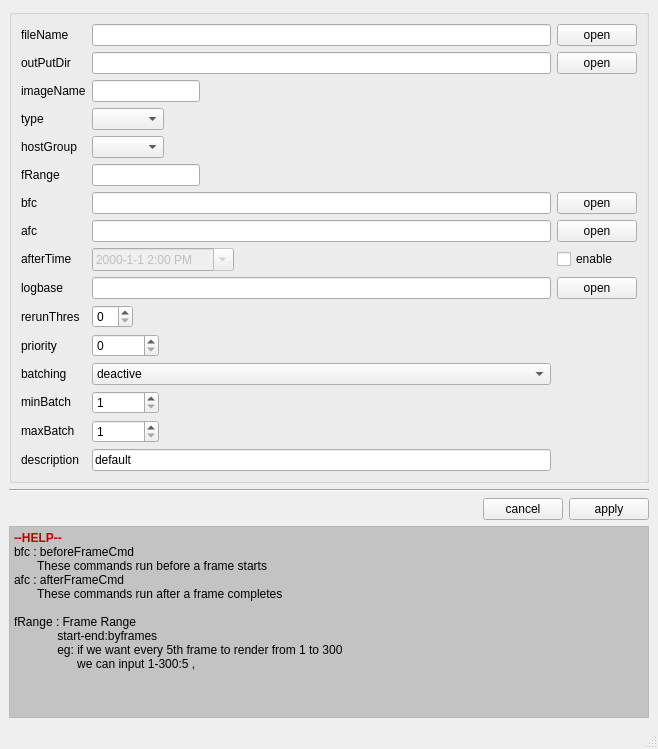
First picture: the form in rbhusUI/lib/rbhusEditMod.ui, repository aumanimationstudios/rbhus, before the edit.
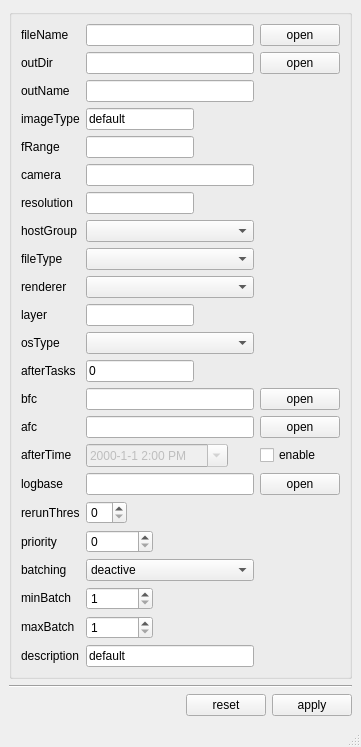
Second picture: the form after the edit.

Patch:
```diff
--- a/rbhusUI/lib/rbhusEditMod.ui
+++ b/rbhusUI/lib/rbhusEditMod.ui
@@ -6,8 +6,8 @@
    <rect>
     <x>0</x>
     <y>0</y>
-    <width>658</width>
-    <height>683</height>
+    <width>361</width>
+    <height>660</height>
    </rect>
   </property>
   <property name="windowTitle">
@@ -24,7 +24,33 @@
        <string/>
       </property>
       <layout class="QGridLayout" name="gridLayout_2">
-       <item row="8" column="1">
+       <item row="16" column="0">
+        <widget class="QLabel" name="labelAfc">
+         <property name="sizePolicy">
+          <sizepolicy hsizetype="Maximum" vsizetype="Fixed">
+           <horstretch>0</horstretch>
+           <verstretch>0</verstretch>
+          </sizepolicy>
+         </property>
+         <property name="text">
+          <string>afc          </string>
+         </property>
+        </widget>
+       </item>
+       <item row="17" column="0">
+        <widget class="QLabel" name="labelAfterTime">
+         <property name="sizePolicy">
+          <sizepolicy hsizetype="Maximum" vsizetype="Fixed">
+           <horstretch>0</horstretch>
+           <verstretch>0</verstretch>
+          </sizepolicy>
+         </property>
+         <property name="text">
+          <string>afterTime </string>
+         </property>
+        </widget>
+       </item>
+       <item row="17" column="1">
         <widget class="QDateTimeEdit" name="afterTimeEdit">
          <property name="enabled">
           <bool>false</bool>
@@ -53,66 +79,7 @@
          </property>
         </widget>
        </item>
-       <item row="12" column="0">
-        <widget class="QLabel" name="labelBatching">
-         <property name="sizePolicy">
-          <sizepolicy hsizetype="Maximum" vsizetype="Fixed">
-           <horstretch>0</horstretch>
-           <verstretch>0</verstretch>
-          </sizepolicy>
-         </property>
-         <property name="text">
-          <string>batching</string>
-         </property>
-        </widget>
-       </item>
-       <item row="14" column="0">
-        <widget class="QLabel" name="labelMaxBatch">
-         <property name="sizePolicy">
-          <sizepolicy hsizetype="Maximum" vsizetype="Fixed">
-           <horstretch>0</horstretch>
-           <verstretch>0</verstretch>
-          </sizepolicy>
-         </property>
-         <property name="text">
-          <string>maxBatch</string>
-         </property>
-        </widget>
-       </item>
-       <item row="7" column="1">
-        <widget class="QLineEdit" name="lineEditAfc">
-         <property name="sizePolicy">
-          <sizepolicy hsizetype="MinimumExpanding" vsizetype="Fixed">
-           <horstretch>0</horstretch>
-           <verstretch>0</verstretch>
-          </sizepolicy>
-         </property>
-        </widget>
-       </item>
-       <item row="11" column="1">
-        <widget class="QSpinBox" name="spinPriority">
-         <property name="sizePolicy">
-          <sizepolicy hsizetype="Maximum" vsizetype="Fixed">
-           <horstretch>0</horstretch>
-           <verstretch>0</verstretch>
-          </sizepolicy>
-         </property>
-         <property name="maximum">
-          <number>999999999</number>
-         </property>
-        </widget>
-       </item>
-       <item row="2" column="1">
-        <widget class="QLineEdit" name="lineEditImageName">
-         <property name="sizePolicy">
-          <sizepolicy hsizetype="Maximum" vsizetype="Fixed">
-           <horstretch>0</horstretch>
-           <verstretch>0</verstretch>
-          </sizepolicy>
-         </property>
-        </widget>
-       </item>
-       <item row="11" column="0">
+       <item row="20" column="0">
         <widget class="QLabel" name="labelPriority">
          <property name="sizePolicy">
           <sizepolicy hsizetype="Maximum" vsizetype="Preferred">
@@ -125,7 +92,7 @@
          </property>
         </widget>
        </item>
-       <item row="9" column="0">
+       <item row="18" column="0">
         <widget class="QLabel" name="labelLogbase">
          <property name="sizePolicy">
           <sizepolicy hsizetype="Maximum" vsizetype="Fixed">
@@ -138,7 +105,7 @@
          </property>
         </widget>
        </item>
-       <item row="7" column="2">
+       <item row="16" column="2">
         <widget class="QPushButton" name="pushAfc">
          <property name="sizePolicy">
           <sizepolicy hsizetype="Maximum" vsizetype="Fixed">
@@ -151,68 +118,6 @@
          </property>
         </widget>
        </item>
-       <item row="3" column="1">
-        <widget class="QComboBox" name="comboType">
-         <property name="sizePolicy">
-          <sizepolicy hsizetype="Fixed" vsizetype="Fixed">
-           <horstretch>0</horstretch>
-           <verstretch>0</verstretch>
-          </sizepolicy>
-         </property>
-        </widget>
-       </item>
-       <item row="7" column="0">
-        <widget class="QLabel" name="labelAfc">
-         <property name="sizePolicy">
-          <sizepolicy hsizetype="Maximum" vsizetype="Fixed">
-           <horstretch>0</horstretch>
-           <verstretch>0</verstretch>
-          </sizepolicy>
-         </property>
-         <property name="text">
-          <string>afc          </string>
-         </property>
-        </widget>
-       </item>
-       <item row="8" column="0">
-        <widget class="QLabel" name="labelAfterTime">
-         <property name="sizePolicy">
-          <sizepolicy hsizetype="Maximum" vsizetype="Fixed">
-           <horstretch>0</horstretch>
-           <verstretch>0</verstretch>
-          </sizepolicy>
-         </property>
-         <property name="text">
-          <string>afterTime </string>
-         </property>
-        </widget>
-       </item>
-       <item row="1" column="0">
-        <widget class="QLabel" name="labelOutPutDir">
-         <property name="sizePolicy">
-          <sizepolicy hsizetype="Maximum" vsizetype="Fixed">
-           <horstretch>0</horstretch>
-           <verstretch>0</verstretch>
-          </sizepolicy>
-         </property>
-         <property name="text">
-          <string>outPutDir</string>
-         </property>
-        </widget>
-       </item>
-       <item row="6" column="2">
-        <widget class="QPushButton" name="pushBfc">
-         <property name="sizePolicy">
-          <sizepolicy hsizetype="Maximum" vsizetype="Fixed">
-           <horstretch>0</horstretch>
-           <verstretch>0</verstretch>
-          </sizepolicy>
-         </property>
-         <property name="text">
-          <string>open</string>
-         </property>
-        </widget>
-       </item>
        <item row="0" column="0">
         <widget class="QLabel" name="labelFileName">
          <property name="sizePolicy">
@@ -226,31 +131,31 @@
          </property>
         </widget>
        </item>
-       <item row="4" column="1">
-        <widget class="QComboBox" name="comboHostGroup">
+       <item row="16" column="1">
+        <widget class="QLineEdit" name="lineEditAfc">
          <property name="sizePolicy">
-          <sizepolicy hsizetype="Fixed" vsizetype="Fixed">
+          <sizepolicy hsizetype="MinimumExpanding" vsizetype="Fixed">
            <horstretch>0</horstretch>
            <verstretch>0</verstretch>
           </sizepolicy>
          </property>
         </widget>
        </item>
-       <item row="10" column="0">
-        <widget class="QLabel" name="labelRerunThresh">
+       <item row="1" column="0">
+        <widget class="QLabel" name="labelOutPutDir">
          <property name="sizePolicy">
-          <sizepolicy hsizetype="Maximum" vsizetype="Preferred">
+          <sizepolicy hsizetype="Maximum" vsizetype="Fixed">
            <horstretch>0</horstretch>
            <verstretch>0</verstretch>
           </sizepolicy>
          </property>
          <property name="text">
-          <string>rerunThres</string>
+          <string>outDir</string>
          </property>
         </widget>
        </item>
-       <item row="4" column="0">
-        <widget class="QLabel" name="labelHostGroup">
+       <item row="15" column="2">
+        <widget class="QPushButton" name="pushBfc">
          <property name="sizePolicy">
           <sizepolicy hsizetype="Maximum" vsizetype="Fixed">
            <horstretch>0</horstretch>
@@ -258,7 +163,56 @@
           </sizepolicy>
          </property>
          <property name="text">
-          <string>hostGroup</string>
+          <string>open</string>
+         </property>
+        </widget>
+       </item>
+       <item row="20" column="1">
+        <widget class="QSpinBox" name="spinPriority">
+         <property name="sizePolicy">
+          <sizepolicy hsizetype="Maximum" vsizetype="Fixed">
+           <horstretch>0</horstretch>
+           <verstretch>0</verstretch>
+          </sizepolicy>
+         </property>
+         <property name="maximum">
+          <number>999999999</number>
+         </property>
+        </widget>
+       </item>
+       <item row="2" column="1">
+        <widget class="QLineEdit" name="lineEditImageName">
+         <property name="sizePolicy">
+          <sizepolicy hsizetype="MinimumExpanding" vsizetype="Fixed">
+           <horstretch>0</horstretch>
+           <verstretch>0</verstretch>
+          </sizepolicy>
+         </property>
+        </widget>
+       </item>
+       <item row="21" column="0">
+        <widget class="QLabel" name="labelBatching">
+         <property name="sizePolicy">
+          <sizepolicy hsizetype="Maximum" vsizetype="Fixed">
+           <horstretch>0</horstretch>
+           <verstretch>0</verstretch>
+          </sizepolicy>
+         </property>
+         <property name="text">
+          <string>batching</string>
+         </property>
+        </widget>
+       </item>
+       <item row="23" column="0">
+        <widget class="QLabel" name="labelMaxBatch">
+         <property name="sizePolicy">
+          <sizepolicy hsizetype="Maximum" vsizetype="Fixed">
+           <horstretch>0</horstretch>
+           <verstretch>0</verstretch>
+          </sizepolicy>
+         </property>
+         <property name="text">
+          <string>maxBatch</string>
          </property>
         </widget>
        </item>
@@ -275,8 +229,8 @@
          </property>
         </widget>
        </item>
-       <item row="3" column="0">
-        <widget class="QLabel" name="labelType">
+       <item row="0" column="2">
+        <widget class="QPushButton" name="pushFileName">
          <property name="sizePolicy">
           <sizepolicy hsizetype="Maximum" vsizetype="Fixed">
            <horstretch>0</horstretch>
@@ -284,67 +238,28 @@
           </sizepolicy>
          </property>
          <property name="text">
-          <string>type</string>
+          <string>open</string>
          </property>
         </widget>
        </item>
-       <item row="13" column="1">
-        <widget class="QSpinBox" name="spinMinBatch">
+       <item row="19" column="1">
+        <widget class="QSpinBox" name="spinRerunThresh">
          <property name="sizePolicy">
           <sizepolicy hsizetype="Maximum" vsizetype="Fixed">
            <horstretch>0</horstretch>
            <verstretch>0</verstretch>
           </sizepolicy>
          </property>
-         <property name="minimum">
-          <number>1</number>
-         </property>
-         <property name="maximum">
-          <number>999999999</number>
-         </property>
         </widget>
        </item>
-       <item row="6" column="1">
-        <widget class="QLineEdit" name="lineEditBfc">
-         <property name="sizePolicy">
-          <sizepolicy hsizetype="MinimumExpanding" vsizetype="Fixed">
-           <horstretch>0</horstretch>
-           <verstretch>0</verstretch>
-          </sizepolicy>
-         </property>
-        </widget>
-       </item>
-       <item row="0" column="1">
-        <widget class="QLineEdit" name="lineEditFileName">
-         <property name="sizePolicy">
-          <sizepolicy hsizetype="MinimumExpanding" vsizetype="Fixed">
-           <horstretch>0</horstretch>
-           <verstretch>0</verstretch>
-          </sizepolicy>
-         </property>
-         <property name="dragEnabled">
-          <bool>true</bool>
-         </property>
-        </widget>
-       </item>
-       <item row="9" column="1">
-        <widget class="QLineEdit" name="lineEditLogbase">
-         <property name="sizePolicy">
-          <sizepolicy hsizetype="MinimumExpanding" vsizetype="Fixed">
-           <horstretch>0</horstretch>
-           <verstretch>0</verstretch>
-          </sizepolicy>
-         </property>
-        </widget>
-       </item>
-       <item row="8" column="2">
+       <item row="17" column="2">
         <widget class="QCheckBox" name="checkAfterTime">
          <property name="text">
           <string>enable</string>
          </property>
         </widget>
        </item>
-       <item row="13" column="0">
+       <item row="22" column="0">
         <widget class="QLabel" name="labelMinBatch">
          <property name="sizePolicy">
           <sizepolicy hsizetype="Maximum" vsizetype="Fixed">
@@ -357,7 +272,7 @@
          </property>
         </widget>
        </item>
-       <item row="14" column="1">
+       <item row="23" column="1">
         <widget class="QSpinBox" name="spinMaxBatch">
          <property name="sizePolicy">
           <sizepolicy hsizetype="Maximum" vsizetype="Fixed">
@@ -373,6 +288,101 @@
          </property>
         </widget>
        </item>
+       <item row="22" column="1">
+        <widget class="QSpinBox" name="spinMinBatch">
+         <property name="sizePolicy">
+          <sizepolicy hsizetype="Maximum" vsizetype="Fixed">
+           <horstretch>0</horstretch>
+           <verstretch>0</verstretch>
+          </sizepolicy>
+         </property>
+         <property name="minimum">
+          <number>1</number>
+         </property>
+         <property name="maximum">
+          <number>999999999</number>
+         </property>
+        </widget>
+       </item>
+       <item row="15" column="1">
+        <widget class="QLineEdit" name="lineEditBfc">
+         <property name="sizePolicy">
+          <sizepolicy hsizetype="MinimumExpanding" vsizetype="Fixed">
+           <horstretch>0</horstretch>
+           <verstretch>0</verstretch>
+          </sizepolicy>
+         </property>
+        </widget>
+       </item>
+       <item row="18" column="2">
+        <widget class="QPushButton" name="pushLogOpen">
+         <property name="sizePolicy">
+          <sizepolicy hsizetype="Maximum" vsizetype="Fixed">
+           <horstretch>0</horstretch>
+           <verstretch>0</verstretch>
+          </sizepolicy>
+         </property>
+         <property name="text">
+          <string>open</string>
+         </property>
+        </widget>
+       </item>
+       <item row="21" column="1">
+        <widget class="QComboBox" name="comboBatching">
+         <property name="sizePolicy">
+          <sizepolicy hsizetype="MinimumExpanding" vsizetype="Fixed">
+           <horstretch>0</horstretch>
+           <verstretch>0</verstretch>
+          </sizepolicy>
+         </property>
+         <item>
+          <property name="text">
+           <string>deactive</string>
+          </property>
+         </item>
+         <item>
+          <property name="text">
+           <string>active</string>
+          </property>
+         </item>
+        </widget>
+       </item>
+       <item row="24" column="0">
+        <widget class="QLabel" name="labelDescription">
+         <property name="sizePolicy">
+          <sizepolicy hsizetype="Maximum" vsizetype="Fixed">
+           <horstretch>0</horstretch>
+           <verstretch>0</verstretch>
+          </sizepolicy>
+         </property>
+         <property name="text">
+          <string>description</string>
+         </property>
+        </widget>
+       </item>
+       <item row="0" column="1">
+        <widget class="QLineEdit" name="lineEditFileName">
+         <property name="sizePolicy">
+          <sizepolicy hsizetype="MinimumExpanding" vsizetype="Fixed">
+           <horstretch>0</horstretch>
+           <verstretch>0</verstretch>
+          </sizepolicy>
+         </property>
+         <property name="dragEnabled">
+          <bool>true</bool>
+         </property>
+        </widget>
+       </item>
+       <item row="18" column="1">
+        <widget class="QLineEdit" name="lineEditLogbase">
+         <property name="sizePolicy">
+          <sizepolicy hsizetype="MinimumExpanding" vsizetype="Fixed">
+           <horstretch>0</horstretch>
+           <verstretch>0</verstretch>
+          </sizepolicy>
+         </property>
+        </widget>
+       </item>
        <item row="1" column="1">
         <widget class="QLineEdit" name="lineEditOutPutDir">
          <property name="sizePolicy">
@@ -392,34 +402,11 @@
           </sizepolicy>
          </property>
          <property name="text">
-          <string>imageName</string>
+          <string>outName</string>
          </property>
         </widget>
        </item>
-       <item row="0" column="2">
-        <widget class="QPushButton" name="pushFileName">
-         <property name="sizePolicy">
-          <sizepolicy hsizetype="Maximum" vsizetype="Fixed">
-           <horstretch>0</horstretch>
-           <verstretch>0</verstretch>
-          </sizepolicy>
-         </property>
-         <property name="text">
-          <string>open</string>
-         </property>
-        </widget>
-       </item>
-       <item row="10" column="1">
-        <widget class="QSpinBox" name="spinRerunThresh">
-         <property name="sizePolicy">
-          <sizepolicy hsizetype="Maximum" vsizetype="Fixed">
-           <horstretch>0</horstretch>
-           <verstretch>0</verstretch>
-          </sizepolicy>
-         </property>
-        </widget>
-       </item>
-       <item row="5" column="1">
+       <item row="6" column="1">
         <widget class="QLineEdit" name="lineEditFrange">
          <property name="sizePolicy">
           <sizepolicy hsizetype="Maximum" vsizetype="Fixed">
@@ -429,7 +416,7 @@
          </property>
         </widget>
        </item>
-       <item row="6" column="0">
+       <item row="15" column="0">
         <widget class="QLabel" name="labelBfc">
          <property name="sizePolicy">
           <sizepolicy hsizetype="Maximum" vsizetype="Fixed">
@@ -442,7 +429,7 @@
          </property>
         </widget>
        </item>
-       <item row="5" column="0">
+       <item row="6" column="0">
         <widget class="QLabel" name="labelFrange">
          <property name="sizePolicy">
           <sizepolicy hsizetype="Maximum" vsizetype="Fixed">
@@ -455,53 +442,7 @@
          </property>
         </widget>
        </item>
-       <item row="9" column="2">
-        <widget class="QPushButton" name="pushLogOpen">
-         <property name="sizePolicy">
-          <sizepolicy hsizetype="Maximum" vsizetype="Fixed">
-           <horstretch>0</horstretch>
-           <verstretch>0</verstretch>
-          </sizepolicy>
-         </property>
-         <property name="text">
-          <string>open</string>
-         </property>
-        </widget>
-       </item>
-       <item row="12" column="1">
-        <widget class="QComboBox" name="comboBatching">
-         <property name="sizePolicy">
-          <sizepolicy hsizetype="MinimumExpanding" vsizetype="Fixed">
-           <horstretch>0</horstretch>
-           <verstretch>0</verstretch>
-          </sizepolicy>
-         </property>
-         <item>
-          <property name="text">
-           <string>deactive</string>
-          </property>
-         </item>
-         <item>
-          <property name="text">
-           <string>active</string>
-          </property>
-         </item>
-        </widget>
-       </item>
-       <item row="15" column="0">
-        <widget class="QLabel" name="labelDescription">
-         <property name="sizePolicy">
-          <sizepolicy hsizetype="Maximum" vsizetype="Fixed">
-           <horstretch>0</horstretch>
-           <verstretch>0</verstretch>
-          </sizepolicy>
-         </property>
-         <property name="text">
-          <string>description</string>
-         </property>
-        </widget>
-       </item>
-       <item row="15" column="1">
+       <item row="24" column="1">
         <widget class="QLineEdit" name="lineEditDescription">
          <property name="sizePolicy">
           <sizepolicy hsizetype="MinimumExpanding" vsizetype="Fixed">
@@ -517,6 +458,244 @@
          </property>
         </widget>
        </item>
+       <item row="19" column="0">
+        <widget class="QLabel" name="labelRerunThresh">
+         <property name="sizePolicy">
+          <sizepolicy hsizetype="Maximum" vsizetype="Preferred">
+           <horstretch>0</horstretch>
+           <verstretch>0</verstretch>
+          </sizepolicy>
+         </property>
+         <property name="text">
+          <string>rerunThres</string>
+         </property>
+        </widget>
+       </item>
+       <item row="11" column="1">
+        <widget class="QComboBox" name="comboRenderer">
+         <property name="sizePolicy">
+          <sizepolicy hsizetype="Expanding" vsizetype="Fixed">
+           <horstretch>0</horstretch>
+           <verstretch>0</verstretch>
+          </sizepolicy>
+         </property>
+        </widget>
+       </item>
+       <item row="13" column="0">
+        <widget class="QLabel" name="labelOsType">
+         <property name="sizePolicy">
+          <sizepolicy hsizetype="Maximum" vsizetype="Fixed">
+           <horstretch>0</horstretch>
+           <verstretch>0</verstretch>
+          </sizepolicy>
+         </property>
+         <property name="text">
+          <string>osType</string>
+         </property>
+        </widget>
+       </item>
+       <item row="9" column="0">
+        <widget class="QLabel" name="labelHostGroup">
+         <property name="sizePolicy">
+          <sizepolicy hsizetype="Maximum" vsizetype="Fixed">
+           <horstretch>0</horstretch>
+           <verstretch>0</verstretch>
+          </sizepolicy>
+         </property>
+         <property name="text">
+          <string>hostGroup</string>
+         </property>
+        </widget>
+       </item>
+       <item row="12" column="1">
+        <widget class="QLineEdit" name="lineEditLayer">
+         <property name="sizePolicy">
+          <sizepolicy hsizetype="Maximum" vsizetype="Fixed">
+           <horstretch>0</horstretch>
+           <verstretch>0</verstretch>
+          </sizepolicy>
+         </property>
+         <property name="toolTip">
+          <string/>
+         </property>
+         <property name="text">
+          <string/>
+         </property>
+        </widget>
+       </item>
+       <item row="7" column="0">
+        <widget class="QLabel" name="labelCamera">
+         <property name="sizePolicy">
+          <sizepolicy hsizetype="Maximum" vsizetype="Fixed">
+           <horstretch>0</horstretch>
+           <verstretch>0</verstretch>
+          </sizepolicy>
+         </property>
+         <property name="text">
+          <string>camera</string>
+         </property>
+        </widget>
+       </item>
+       <item row="7" column="1">
+        <widget class="QLineEdit" name="lineEditCamera">
+         <property name="sizePolicy">
+          <sizepolicy hsizetype="MinimumExpanding" vsizetype="Fixed">
+           <horstretch>0</horstretch>
+           <verstretch>0</verstretch>
+          </sizepolicy>
+         </property>
+        </widget>
+       </item>
+       <item row="10" column="0">
+        <widget class="QLabel" name="labelType">
+         <property name="sizePolicy">
+          <sizepolicy hsizetype="Maximum" vsizetype="Fixed">
+           <horstretch>0</horstretch>
+           <verstretch>0</verstretch>
+          </sizepolicy>
+         </property>
+         <property name="text">
+          <string>fileType</string>
+         </property>
+        </widget>
+       </item>
+       <item row="8" column="0">
+        <widget class="QLabel" name="labelResolution">
+         <property name="sizePolicy">
+          <sizepolicy hsizetype="Maximum" vsizetype="Fixed">
+           <horstretch>0</horstretch>
+           <verstretch>0</verstretch>
+          </sizepolicy>
+         </property>
+         <property name="text">
+          <string>resolution</string>
+         </property>
+        </widget>
+       </item>
+       <item row="8" column="1">
+        <widget class="QLineEdit" name="lineEditResolution">
+         <property name="sizePolicy">
+          <sizepolicy hsizetype="Maximum" vsizetype="Fixed">
+           <horstretch>0</horstretch>
+           <verstretch>0</verstretch>
+          </sizepolicy>
+         </property>
+        </widget>
+       </item>
+       <item row="12" column="0">
+        <widget class="QLabel" name="labelLayer">
+         <property name="sizePolicy">
+          <sizepolicy hsizetype="Maximum" vsizetype="Fixed">
+           <horstretch>0</horstretch>
+           <verstretch>0</verstretch>
+          </sizepolicy>
+         </property>
+         <property name="text">
+          <string>layer</string>
+         </property>
+        </widget>
+       </item>
+       <item row="9" column="1">
+        <widget class="QComboBox" name="comboHostGroup">
+         <property name="sizePolicy">
+          <sizepolicy hsizetype="MinimumExpanding" vsizetype="Fixed">
+           <horstretch>0</horstretch>
+           <verstretch>0</verstretch>
+          </sizepolicy>
+         </property>
+        </widget>
+       </item>
+       <item row="10" column="1">
+        <widget class="QComboBox" name="comboType">
+         <property name="sizePolicy">
+          <sizepolicy hsizetype="MinimumExpanding" vsizetype="Fixed">
+           <horstretch>0</horstretch>
+           <verstretch>0</verstretch>
+          </sizepolicy>
+         </property>
+        </widget>
+       </item>
+       <item row="11" column="0">
+        <widget class="QLabel" name="labeRenderer">
+         <property name="sizePolicy">
+          <sizepolicy hsizetype="Maximum" vsizetype="Fixed">
+           <horstretch>0</horstretch>
+           <verstretch>0</verstretch>
+          </sizepolicy>
+         </property>
+         <property name="text">
+          <string>renderer</string>
+         </property>
+        </widget>
+       </item>
+       <item row="14" column="1">
+        <widget class="QLineEdit" name="lineEditAfterTask">
+         <property name="sizePolicy">
+          <sizepolicy hsizetype="Maximum" vsizetype="Fixed">
+           <horstretch>0</horstretch>
+           <verstretch>0</verstretch>
+          </sizepolicy>
+         </property>
+         <property name="text">
+          <string>0</string>
+         </property>
+        </widget>
+       </item>
+       <item row="14" column="0">
+        <widget class="QLabel" name="labelAfterTask">
+         <property name="sizePolicy">
+          <sizepolicy hsizetype="Maximum" vsizetype="Fixed">
+           <horstretch>0</horstretch>
+           <verstretch>0</verstretch>
+          </sizepolicy>
+         </property>
+         <property name="text">
+          <string>afterTasks</string>
+         </property>
+        </widget>
+       </item>
+       <item row="13" column="1">
+        <widget class="QComboBox" name="comboOsType">
+         <property name="sizePolicy">
+          <sizepolicy hsizetype="MinimumExpanding" vsizetype="Fixed">
+           <horstretch>0</horstretch>
+           <verstretch>0</verstretch>
+          </sizepolicy>
+         </property>
+        </widget>
+       </item>
+       <item row="3" column="0">
+        <widget class="QLabel" name="labelImageType">
+         <property name="sizePolicy">
+          <sizepolicy hsizetype="Maximum" vsizetype="Fixed">
+           <horstretch>0</horstretch>
+           <verstretch>0</verstretch>
+          </sizepolicy>
+         </property>
+         <property name="text">
+          <string>imageType</string>
+         </property>
+        </widget>
+       </item>
+       <item row="3" column="1">
+        <widget class="QLineEdit" name="lineEditImageType">
+         <property name="sizePolicy">
+          <sizepolicy hsizetype="Maximum" vsizetype="Fixed">
+           <horstretch>0</horstretch>
+           <verstretch>0</verstretch>
+          </sizepolicy>
+         </property>
+         <property name="toolTip">
+          <string/>
+         </property>
+         <property name="whatsThis">
+          <string>&lt;html&gt;&lt;head/&gt;&lt;body&gt;&lt;p&gt;type of image. &lt;/p&gt;&lt;p&gt;eg: PNG, MULTIEXR etc . &lt;/p&gt;&lt;p&gt;&lt;span style=&quot; font-style:italic; text-decoration: underline;&quot;&gt;note : image type depends on the command line interface of the program&lt;/span&gt;&lt;/p&gt;&lt;/body&gt;&lt;/html&gt;</string>
+         </property>
+         <property name="text">
+          <string>default</string>
+         </property>
+        </widget>
+       </item>
       </layout>
      </widget>
     </item>
@@ -551,7 +730,7 @@
          </sizepolicy>
         </property>
         <property name="text">
-         <string>cancel</string>
+         <string>reset</string>
         </property>
        </widget>
       </item>
@@ -570,95 +749,6 @@
       </item>
      </layout>
     </item>
-    <item>
-     <widget class="QTextEdit" name="textEdit">
-      <property name="sizePolicy">
-       <sizepolicy hsizetype="Minimum" vsizetype="Fixed">
-        <horstretch>0</horstretch>
-        <verstretch>0</verstretch>
-       </sizepolicy>
-      </property>
-      <property name="palette">
-       <palette>
-        <active>
-         <colorrole role="Base">
-          <brush brushstyle="SolidPattern">
-           <color alpha="255">
-            <red>195</red>
-            <green>195</green>
-            <blue>195</blue>
-           </color>
-          </brush>
-         </colorrole>
-        </active>
-        <inactive>
-         <colorrole role="Base">
-          <brush brushstyle="SolidPattern">
-           <color alpha="255">
-            <red>195</red>
-            <green>195</green>
-            <blue>195</blue>
-           </color>
-          </brush>
-         </colorrole>
-        </inactive>
-        <disabled>
-         <colorrole role="Base">
-          <brush brushstyle="SolidPattern">
-           <color alpha="255">
-            <red>244</red>
-            <green>244</green>
-            <blue>244</blue>
-           </color>
-          </brush>
-         </colorrole>
-        </disabled>
-       </palette>
-      </property>
-      <property name="font">
-       <font>
-        <weight>50</weight>
-        <italic>true</italic>
-        <bold>false</bold>
-       </font>
-      </property>
-      <property name="frameShape">
-       <enum>QFrame::StyledPanel</enum>
-      </property>
-      <property name="frameShadow">
-       <enum>QFrame::Raised</enum>
-      </property>
-      <property name="lineWidth">
-       <number>1</number>
-      </property>
-      <property name="undoRedoEnabled">
-       <bool>false</bool>
-      </property>
-      <property name="readOnly">
-       <bool>true</bool>
-      </property>
-      <property name="html">
-       <string>&lt;!DOCTYPE HTML PUBLIC &quot;-//W3C//DTD HTML 4.0//EN&quot; &quot;http://www.w3.org/TR/REC-html40/strict.dtd&quot;&gt;
-&lt;html&gt;&lt;head&gt;&lt;meta name=&quot;qrichtext&quot; content=&quot;1&quot; /&gt;&lt;style type=&quot;text/css&quot;&gt;
-p, li { white-space: pre-wrap; }
-&lt;/style&gt;&lt;/head&gt;&lt;body style=&quot; font-family:'Sans Serif'; font-size:9pt; font-weight:400; font-style:italic;&quot;&gt;
-&lt;p style=&quot; margin-top:0px; margin-bottom:0px; margin-left:0px; margin-right:0px; -qt-block-indent:0; text-indent:0px;&quot;&gt;&lt;span style=&quot; font-weight:600; font-style:normal; color:#c00000;&quot;&gt;--HELP--&lt;/span&gt;&lt;/p&gt;
-&lt;p style=&quot; margin-top:0px; margin-bottom:0px; margin-left:0px; margin-right:0px; -qt-block-indent:0; text-indent:0px;&quot;&gt;&lt;span style=&quot; font-style:normal;&quot;&gt;bfc : beforeFrameCmd&lt;/span&gt;&lt;/p&gt;
-&lt;p style=&quot; margin-top:0px; margin-bottom:0px; margin-left:0px; margin-right:0px; -qt-block-indent:0; text-indent:0px;&quot;&gt;&lt;span style=&quot; font-style:normal;&quot;&gt;       These commands run before a frame starts&lt;/span&gt;&lt;/p&gt;
-&lt;p style=&quot; margin-top:0px; margin-bottom:0px; margin-left:0px; margin-right:0px; -qt-block-indent:0; text-indent:0px;&quot;&gt;&lt;span style=&quot; font-style:normal;&quot;&gt;afc : afterFrameCmd&lt;/span&gt;&lt;/p&gt;
-&lt;p style=&quot; margin-top:0px; margin-bottom:0px; margin-left:0px; margin-right:0px; -qt-block-indent:0; text-indent:0px;&quot;&gt;&lt;span style=&quot; font-style:normal;&quot;&gt;       These commands run after a frame completes&lt;/span&gt;&lt;/p&gt;
-&lt;p style=&quot;-qt-paragraph-type:empty; margin-top:0px; margin-bottom:0px; margin-left:0px; margin-right:0px; -qt-block-indent:0; text-indent:0px; font-style:normal;&quot;&gt;&lt;br /&gt;&lt;/p&gt;
-&lt;p style=&quot; margin-top:0px; margin-bottom:0px; margin-left:0px; margin-right:0px; -qt-block-indent:0; text-indent:0px;&quot;&gt;&lt;span style=&quot; font-style:normal;&quot;&gt;fRange : Frame Range&lt;/span&gt;&lt;/p&gt;
-&lt;p style=&quot; margin-top:0px; margin-bottom:0px; margin-left:0px; margin-right:0px; -qt-block-indent:0; text-indent:0px;&quot;&gt;&lt;span style=&quot; font-style:normal;&quot;&gt;             start-end:byframes&lt;/span&gt;&lt;/p&gt;
-&lt;p style=&quot; margin-top:0px; margin-bottom:0px; margin-left:0px; margin-right:0px; -qt-block-indent:0; text-indent:0px;&quot;&gt;&lt;span style=&quot; font-style:normal;&quot;&gt;             eg: if we want every 5th frame to render from 1 to 300 &lt;/span&gt;&lt;/p&gt;
-&lt;p style=&quot; margin-top:0px; margin-bottom:0px; margin-left:0px; margin-right:0px; -qt-block-indent:0; text-indent:0px;&quot;&gt;&lt;span style=&quot; font-style:normal;&quot;&gt;                   we can input 1-300:5 , &lt;/span&gt;&lt;/p&gt;
-&lt;p style=&quot; margin-top:0px; margin-bottom:0px; margin-left:0px; margin-right:0px; -qt-block-indent:0; text-indent:0px;&quot;&gt;&lt;span style=&quot; font-style:normal;&quot;&gt;             &lt;/span&gt;&lt;/p&gt;&lt;/body&gt;&lt;/html&gt;</string>
-      </property>
-      <property name="textInteractionFlags">
-       <set>Qt::LinksAccessibleByMouse</set>
-      </property>
-     </widget>
-    </item>
    </layout>
   </widget>
   <widget class="QStatusBar" name="statusbar"/>
```
